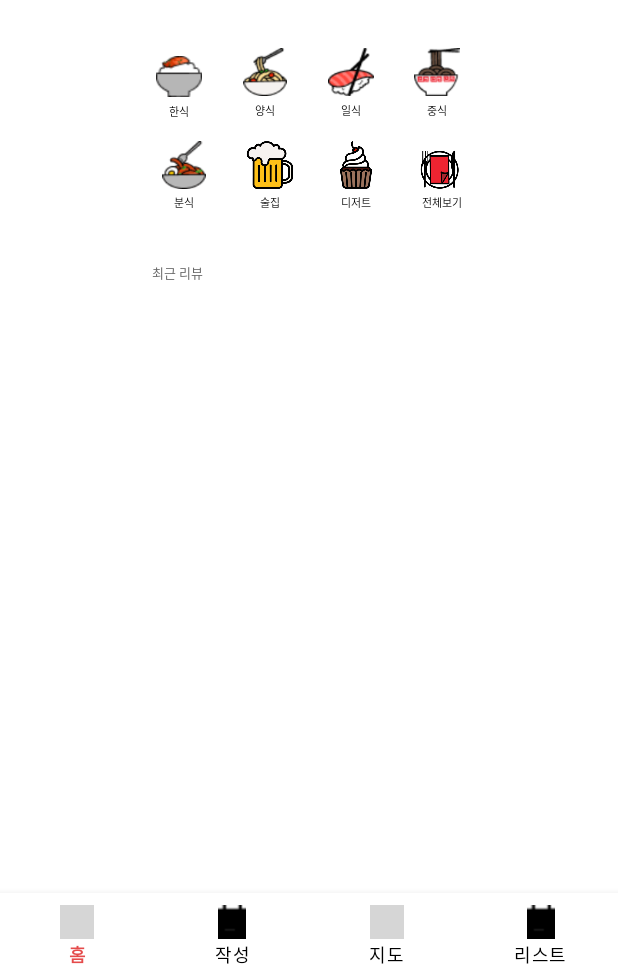
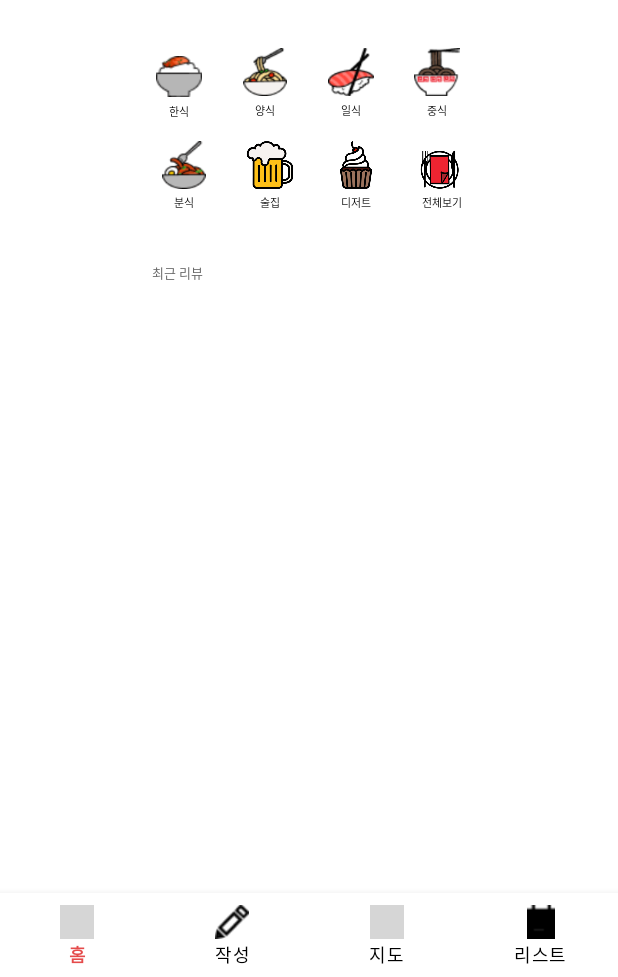
Before and after one commit to hees00/mechelin_front, an Android app: the screen it shows after launch (MainActivity), on a phone screen of 412 x 824 dp, the part 259-1236 px from its top. Run offline under Robolectric (Android 15) with nearby library versions, the phone set to English and light mode, and no system bars; 2 statements that could not run were skipped; grey boxes are pictures that could not be loaded.

Commit message:
Update main_btm_writing_selector.xml

```diff
--- a/app/src/main/res/drawable/main_btm_writing_selector.xml
+++ b/app/src/main/res/drawable/main_btm_writing_selector.xml
@@ -1,5 +1,5 @@
 <?xml version="1.0" encoding="utf-8"?>
 <selector xmlns:android="http://schemas.android.com/apk/res/android">
-    <item android:drawable="@drawable/bottom_bar_list_icon_line" android:state_checked="false"/>
-    <item android:drawable="@drawable/bottom_bar_list_icon_red" android:state_checked="true"/>
+    <item android:drawable="@drawable/bottom_bar_pencil_icon_line" android:state_checked="false"/>
+    <item android:drawable="@drawable/bottom_bar_pencil_icon_red" android:state_checked="true"/>
 </selector>
```
